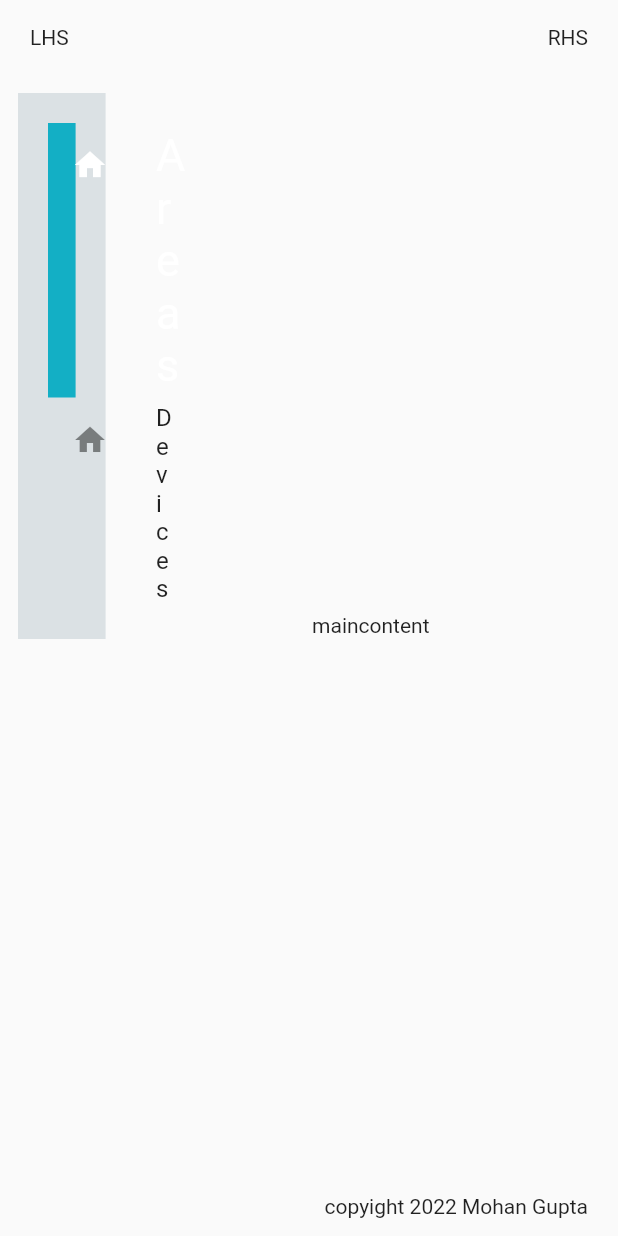
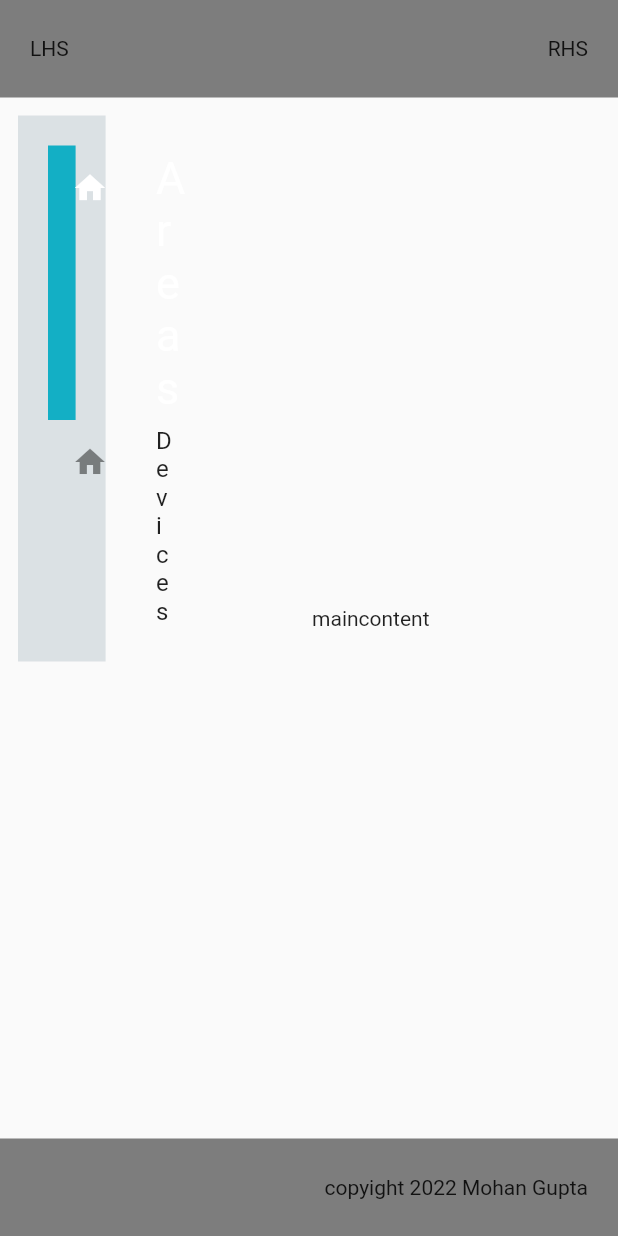
Before and after one commit to mohankumargupta/ha_kodi, a Flutter app: the screen it shows after launch, on a phone screen of 412 x 824 dp. Run offline on Flutter 3.47's test engine with Material 2 defaults, Android fonts, the phone set to English and light mode, and no system bars; our stand-ins replace flutter_riverpod, go_router; missing offline and left inert: window_manager.

Commit message:
added colors to appbar

```diff
--- a/lib/components/home.dart
+++ b/lib/components/home.dart
@@ -9,20 +9,25 @@ class MyHomePage extends ConsumerWidget {
     return Material(
         child: Column(
       children: [
-        SizedBox(
-          height: 50.0,
+        ColoredBox(
+          color: Colors.black.withOpacity(0.5),
+          child: SizedBox(
+            height: 65.0,
             child: Row(
               mainAxisAlignment: MainAxisAlignment.spaceBetween,
               children: const [
                 Padding(
-                padding: EdgeInsets.symmetric(horizontal: 20.0, vertical: 0.0),
+                  padding:
+                      EdgeInsets.symmetric(horizontal: 20.0, vertical: 0.0),
                   child: Text("LHS"),
                 ),
                 Padding(
-                padding: EdgeInsets.symmetric(horizontal: 20.0, vertical: 0.0),
+                  padding:
+                      EdgeInsets.symmetric(horizontal: 20.0, vertical: 0.0),
                   child: Text("RHS"),
                 ),
               ],
+            ),
           ),
         ),
         Expanded(
@@ -61,16 +66,20 @@ class MyHomePage extends ConsumerWidget {
             ],
           ),
         ),
-        SizedBox(
-          height: 40.0,
+        ColoredBox(
+          color: Colors.black.withOpacity(0.5),
+          child: SizedBox(
+            height: 65.0,
             child: Row(
               mainAxisAlignment: MainAxisAlignment.end,
               children: const [
                 Padding(
-                padding: EdgeInsets.symmetric(horizontal: 20.0, vertical: 0.0),
+                  padding:
+                      EdgeInsets.symmetric(horizontal: 20.0, vertical: 0.0),
                   child: Text("copyight 2022 Mohan Gupta"),
                 ),
               ],
+            ),
           ),
         ),
       ],
```
Lines whose indentation alone changed are shown as unchanged.
